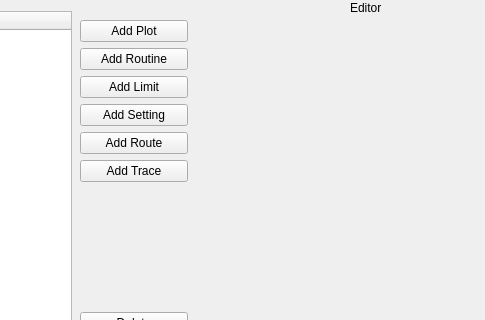
Old version of the form Editor/EditorMain.ui in the repository HenricusRex/TMV3; both pictures show x 240 to 725 and y 0 to 320 of the 1003 by 644 pixel window.
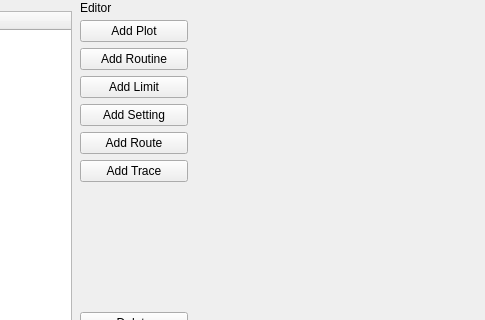
New version of the form. Custom widgets are drawn as their Qt base class.

Patch:
```diff
--- a/Editor/EditorMain.ui
+++ b/Editor/EditorMain.ui
@@ -17,12 +17,18 @@
    <widget class="QStackedWidget" name="stackedWidget">
     <property name="geometry">
      <rect>
-      <x>450</x>
-      <y>30</y>
+      <x>440</x>
+      <y>10</y>
       <width>381</width>
-      <height>521</height>
+      <height>531</height>
      </rect>
     </property>
+    <property name="sizePolicy">
+     <sizepolicy hsizetype="Maximum" vsizetype="Maximum">
+      <horstretch>0</horstretch>
+      <verstretch>0</verstretch>
+     </sizepolicy>
+    </property>
     <property name="minimumSize">
      <size>
       <width>381</width>
@@ -226,7 +232,7 @@
    <widget class="QLabel" name="lbEditor">
     <property name="geometry">
      <rect>
-      <x>590</x>
+      <x>320</x>
       <y>0</y>
       <width>55</width>
       <height>15</height>
```
